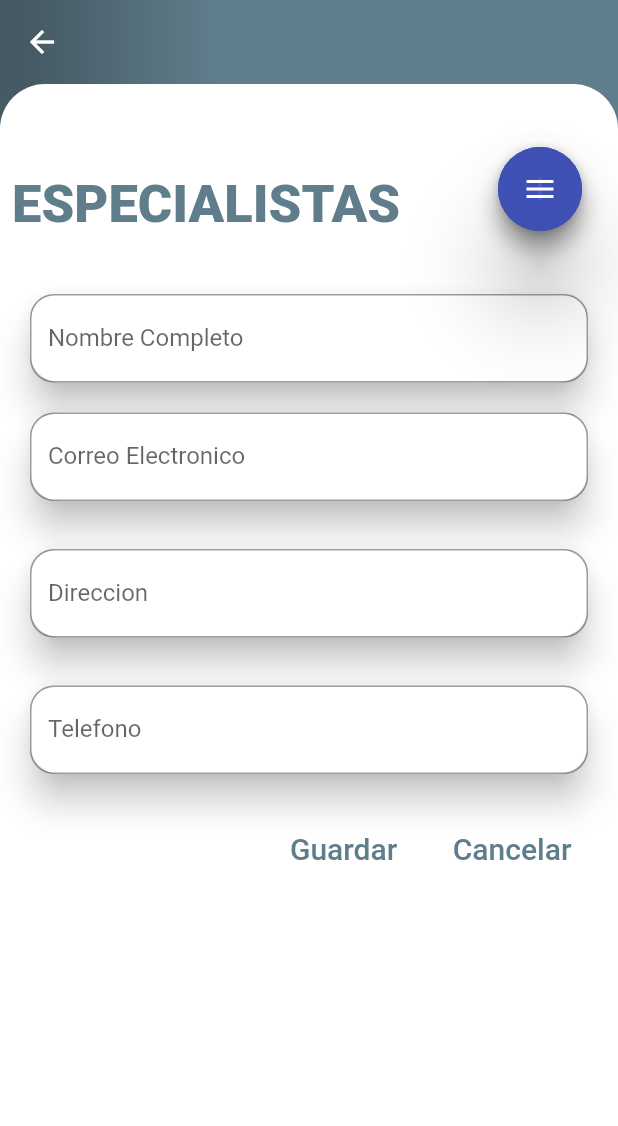
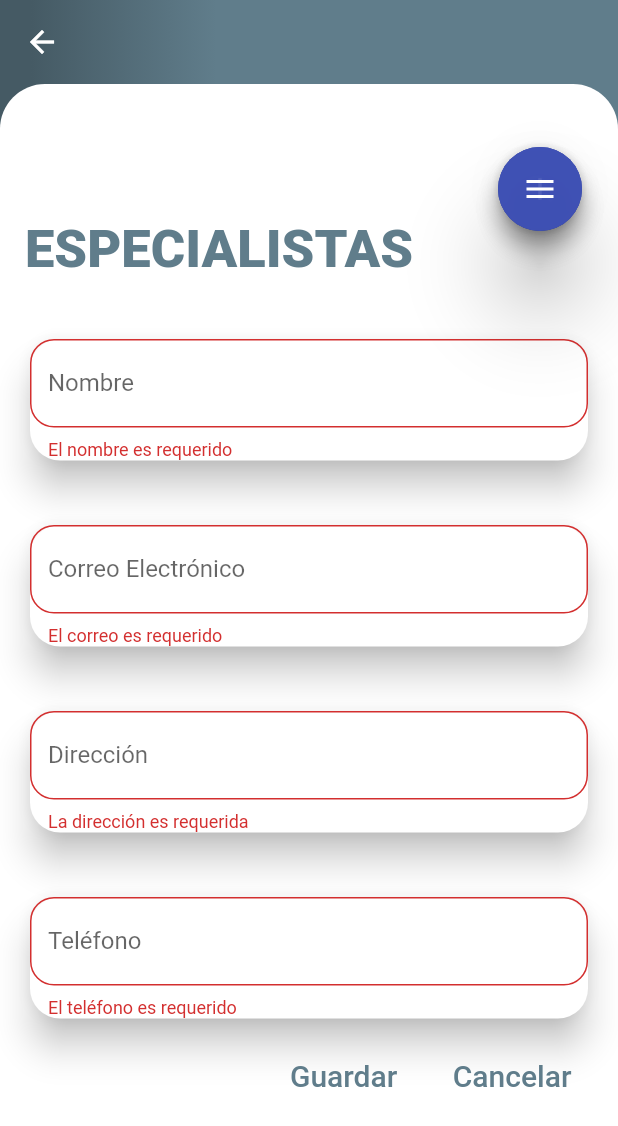
Before and after one commit to RobertAlvv/RobertAlvv-citas, a Flutter app: the MyEspecialistas screen opened directly, after a tap on "Guardar", on a phone screen of 412 x 824 dp. Shown: the top 1126 px of the screen. Run offline on Flutter 3.47's test engine with Material 2 defaults, Android fonts, the phone set to English and light mode, and no system bars; our stand-ins replace bottom_navy_bar, curved_navigation_bar, flutter_staggered_animations, shimmer, sqflite, table_calendar; accounts and stored records are empty.

Commit message:
Mostrar y registrar especialista

```diff
--- a/lib/models/clienteModels.dart
+++ b/lib/models/clienteModels.dart
@@ -1,18 +1,18 @@
 class  ClienteModel {
   int id;
   String nombreCompleto;
-  String sexo;
+  String correo;
   String direccion;
   String telefono;
 
    ClienteModel(
-      {this.id, this.nombreCompleto, this.sexo, this.direccion, this.telefono});
+      {this.id, this.nombreCompleto, this.correo, this.direccion, this.telefono});
 
   //Constructor
    ClienteModel.fromMap(Map<String, dynamic> map) {
     id = map['id'];
     nombreCompleto = map['nombre_completo'];
-    sexo = map['sexo'];
+    correo = map['correo'];
     direccion = map['direccion'];
     telefono = map['telefono'];
   }
@@ -22,7 +22,7 @@ class  ClienteModel {
     return {
       'id': id,
       'nombre_completo': nombreCompleto,
-      'sexo': sexo,
+      'correo': correo,
       'direccion': direccion,
       'telefono': telefono,
     };
--- a/lib/models/especialistaModels.dart
+++ b/lib/models/especialistaModels.dart
@@ -1,18 +1,18 @@
 class  EspecialistaModel {
   int id;
   String nombreCompleto;
-  String sexo;
+  String correo;
   String direccion;
   String telefono;
 
    EspecialistaModel(
-      {this.id, this.nombreCompleto, this.sexo, this.direccion, this.telefono});
+      {this.id, this.nombreCompleto, this.correo, this.direccion, this.telefono});
 
   //Constructor
    EspecialistaModel.fromMap(Map<String, dynamic> map) {
     id = map['id'];
     nombreCompleto = map['nombre_completo'];
-    sexo = map['sexo'];
+    correo = map['correo'];
     direccion = map['direccion'];
     telefono = map['telefono'];
   }
@@ -22,7 +22,7 @@ class  EspecialistaModel {
     return {
       'id': id,
       'nombre_completo': nombreCompleto,
-      'sexo': sexo,
+      'correo': correo,
       'direccion': direccion,
       'telefono': telefono,
     };
--- a/lib/pages/EspecialistasPage.dart
+++ b/lib/pages/EspecialistasPage.dart
@@ -1,5 +1,7 @@
 import 'package:flutter/material.dart';
-import 'package:unicorndial/unicorndial.dart';
+import 'package:project_citas_test/models/especialistaModels.dart';
+import 'package:project_citas_test/pages/ListarEspecialista.dart';
+import 'package:project_citas_test/providers/db_provider.dart';
 
 class MyEspecialistas extends StatefulWidget {
   @override
@@ -16,6 +18,14 @@ class _MyEspecialistasState extends State<MyEspecialistas>
   Animation<double> _translateButton;
   Curve _curve = Curves.easeOut;
   double _fabHeight = 56.0;
+
+   int _seleccionarPantalla=1;
+  TextEditingController _nombreController = TextEditingController();
+  TextEditingController _correoController = TextEditingController();
+  TextEditingController _direccionController = TextEditingController();
+  TextEditingController _telefonoController = TextEditingController();
+  final _formKey = GlobalKey<FormState>();
+  final _scaffoldKey = GlobalKey<ScaffoldState>();
 
   @override
   initState() {
@@ -91,6 +101,7 @@ class _MyEspecialistasState extends State<MyEspecialistas>
           Opacity(
             opacity: _opacity,
             child: Scaffold(
+              key: _scaffoldKey,
               backgroundColor: Colors.transparent,
               appBar: AppBar(
                 elevation: 0,
@@ -104,10 +115,10 @@ class _MyEspecialistasState extends State<MyEspecialistas>
                       topLeft: Radius.circular(30),
                       topRight: Radius.circular(30)),
                 ),
-                child: ListView(
+                child: Column(
                   children: <Widget>[
                     Padding(
-                      padding: EdgeInsets.only(top: 50.0, left: 8),
+                      padding: EdgeInsets.only(top: 80.0,right: 120),
                       child: Text(
                         'Especialistas'.toUpperCase(),
                         style: TextStyle(
@@ -116,106 +127,8 @@ class _MyEspecialistasState extends State<MyEspecialistas>
                             color: Colors.blueGrey),
                       ),
                     ),
-                    Padding(
-                      padding:
-                          const EdgeInsets.only(top: 35, left: 16, right: 16),
-                      child: Card(
-                        elevation: 10,
-                        shape: RoundedRectangleBorder(
-                            borderRadius:
-                                BorderRadius.all(Radius.circular(20))),
-                        child: TextField(
-                          //enabled: false,
-                          decoration: InputDecoration(
-                            border: OutlineInputBorder(
-                                borderRadius: BorderRadius.circular(16)),
-                            labelText: 'Nombre Completo',
-                          ),
-                        ),
-                      ),
-                    ),
-                    Padding(
-                      padding: const EdgeInsets.symmetric(
-                          vertical: 12, horizontal: 16),
-                      child: Card(
-                        elevation: 10,
-                        shape: RoundedRectangleBorder(
-                            borderRadius:
-                                BorderRadius.all(Radius.circular(20))),
-                        child: TextField(
-                          //enabled: false,
-                          decoration: InputDecoration(
-                            border: OutlineInputBorder(
-                                borderRadius: BorderRadius.circular(16)),
-                            labelText: 'Correo Electronico',
-                          ),
-                        ),
-                      ),
-                    ),
-                    Padding(
-                      padding:
-                          EdgeInsets.symmetric(vertical: 12, horizontal: 16),
-                      child: Card(
-                        elevation: 10,
-                        shape: RoundedRectangleBorder(
-                            borderRadius:
-                                BorderRadius.all(Radius.circular(20))),
-                        child: TextField(
-                          //enabled: false,
-                          decoration: InputDecoration(
-                            border: OutlineInputBorder(
-                                borderRadius: BorderRadius.circular(16)),
-                            labelText: 'Direccion',
-                          ),
-                        ),
-                      ),
-                    ),
-                    Padding(
-                      padding:
-                          EdgeInsets.symmetric(vertical: 12, horizontal: 16),
-                      child: Card(
-                        elevation: 10,
-                        shape: RoundedRectangleBorder(
-                            borderRadius:
-                                BorderRadius.all(Radius.circular(20))),
-                        child: TextField(
-                          //enabled: false,
-                          decoration: InputDecoration(
-                            border: OutlineInputBorder(
-                                borderRadius: BorderRadius.circular(16)),
-                            labelText: 'Telefono',
-                          ),
-                        ),
-                      ),
-                    ),
-                    SizedBox(
-                      height: 10,
-                    ),
-                    Row(
-                      mainAxisAlignment: MainAxisAlignment.end,
-                      children: <Widget>[
-                        FlatButton(
-                          onPressed: () {},
-                          child: Text('Guardar',
-                              style: TextStyle(
-                                  color: Colors.blueGrey, fontSize: 20)),
-                        ),
-                        SizedBox(
-                          width: 5,
-                        ),
-                        FlatButton(
-                          onPressed: () {},
-                          child: Text(
-                            'Cancelar',
-                            style:
-                                TextStyle(color: Colors.blueGrey, fontSize: 20),
-                          ),
-                        ),
-                        SizedBox(
-                          width: 15,
-                        ),
-                      ],
-                    )
+                    Flexible(child: seleccionarPantalla())
+
                   ],
                 ),
               ),
@@ -243,7 +156,11 @@ class _MyEspecialistasState extends State<MyEspecialistas>
                   ),
                   child: FloatingActionButton(
                     backgroundColor: Colors.indigo.withOpacity(0.9),
-                    onPressed: () {},
+                    onPressed: () {
+                      setState(() {
+                        _seleccionarPantalla=2;
+                      });
+                    },
                     tooltip: 'Inbox',
                     child: Icon(Icons.search),
                     heroTag: "search",
@@ -257,7 +174,11 @@ class _MyEspecialistasState extends State<MyEspecialistas>
                   ),
                   child: FloatingActionButton(
                     backgroundColor: Colors.indigo.withOpacity(0.9),
-                    onPressed: () {},
+                    onPressed: () {
+                        setState(() {
+                        _seleccionarPantalla=1;
+                      });
+                    },
                     tooltip: 'Inbox',
                     child: Icon(Icons.add),
                     heroTag: "add",
@@ -287,6 +208,172 @@ class _MyEspecialistasState extends State<MyEspecialistas>
     );
   }
 
+  Widget formulario(){
+        return Form(
+                  key: _formKey,
+                  child: ListView(
+                    children: <Widget>[
+                      Padding(
+                        padding:
+                            const EdgeInsets.only(top: 35, left: 16, right: 16),
+                        child: Card(
+                          elevation: 10,
+                          shape: RoundedRectangleBorder(
+                              borderRadius:
+                                  BorderRadius.all(Radius.circular(20))),
+                          child: TextFormField(
+                            controller: _nombreController,
+                            validator: (valor) {
+                              return valor.isEmpty
+                                  ? 'El nombre es requerido'
+                                  : null;
+                            },
+                            //enabled: false,
+                            decoration: InputDecoration(
+                              border: OutlineInputBorder(
+                                  borderRadius: BorderRadius.circular(16)),
+                              labelText: 'Nombre',
+                            ),
+                          ),
+                        ),
+                      ),
+                      Padding(
+                        padding:
+                            const EdgeInsets.only(top: 35, left: 16, right: 16),
+                        child: Card(
+                          elevation: 10,
+                          shape: RoundedRectangleBorder(
+                              borderRadius:
+                                  BorderRadius.all(Radius.circular(20))),
+                          child: TextFormField(
+                            controller: _correoController,
+                            validator: (valor) {
+                              return valor.isEmpty
+                                  ? 'El correo es requerido'
+                                  : null;
+                            },
+                            //enabled: false,
+                            decoration: InputDecoration(
+                              border: OutlineInputBorder(
+                                  borderRadius: BorderRadius.circular(16)),
+                              labelText: 'Correo Electrónico',
+                            ),
+                          ),
+                        ),
+                      ),Padding(
+                        padding:
+                            const EdgeInsets.only(top: 35, left: 16, right: 16),
+                        child: Card(
+                          elevation: 10,
+                          shape: RoundedRectangleBorder(
+                              borderRadius:
+                                  BorderRadius.all(Radius.circular(20))),
+                          child: TextFormField(
+                            controller: _direccionController,
+                            validator: (valor) {
+                              return valor.isEmpty
+                                  ? 'La dirección es requerida'
+                                  : null;
+                            },
+                            //enabled: false,
+                            decoration: InputDecoration(
+                              border: OutlineInputBorder(
+                                  borderRadius: BorderRadius.circular(16)),
+                              labelText: 'Dirección',
+                            ),
+                          ),
+                        ),
+                      ),
+                      Padding(
+                        padding:
+                            const EdgeInsets.only(top: 35, left: 16, right: 16),
+                        child: Card(
+                          elevation: 10,
+                          shape: RoundedRectangleBorder(
+                              borderRadius:
+                                  BorderRadius.all(Radius.circular(20))),
+                          child: TextFormField(
+                            controller: _telefonoController,
+                            validator: (valor) {
+                              return valor.isEmpty
+                                  ? 'El teléfono es requerido'
+                                  : null;
+                            },
+                            //enabled: false,
+                            decoration: InputDecoration(
+                              border: OutlineInputBorder(
+                                  borderRadius: BorderRadius.circular(16)),
+                              labelText: 'Teléfono',
+                            ),
+                          ),
+                        ),
+                      ),
+                      SizedBox(
+                        height: 10,
+                      ),
+                      Row(
+                        mainAxisAlignment: MainAxisAlignment.end,
+                        children: <Widget>[
+                          FlatButton(
+                            onPressed: () {
+                              if (_formKey.currentState.validate()) {
+                                DBProvider.db.registrarBD(
+                                    EspecialistaModel(
+                                        nombreCompleto: _nombreController.text,
+                                        direccion: _direccionController.text,
+                                        correo: _correoController.text,
+                                        telefono: _telefonoController.text
+                                        ),
+                                    'especialista');
+                                final snackBar = SnackBar(
+                                  duration: Duration(milliseconds: 1200),
+                                  content: Text(
+                                      'El especialista ${_nombreController.text} se ha guardado'),
+                                  action: SnackBarAction(
+                                    label: 'Undo',
+                                    onPressed: () {
+                                      // Some code to undo the change.
+                                    },
+                                  ),
+                                );
+                                _scaffoldKey.currentState
+                                    .showSnackBar(snackBar);
+                                _formKey.currentState?.reset();
+                              }
+                            },
+                            child: Text('Guardar',
+                                style: TextStyle(
+                                    color: Colors.blueGrey, fontSize: 20)),
+                          ),
+                          SizedBox(
+                            width: 5,
+                          ),
+                          FlatButton(
+                            onPressed: () {
+                                _formKey.currentState?.reset();
+                            },
+                            child: Text(
+                              'Cancelar',
+                              style: TextStyle(
+                                  color: Colors.blueGrey, fontSize: 20),
+                            ),
+                          ),
+                          SizedBox(
+                            width: 15,
+                          ),
+                        ],
+                      )
+                    ],
+                  ),
+                );
+}
+
+ Widget seleccionarPantalla(){
+    switch (_seleccionarPantalla){
+    case 1 : return formulario();
+    case 2 : return ListarEspecialistaPage();
+    }
+
   Widget float1() {
     return Container(
       child: FloatingActionButton(
@@ -307,3 +394,4 @@ class _MyEspecialistasState extends State<MyEspecialistas>
     );
   }
 }
+    }
--- a/lib/pages/ListarEspecialista.dart
+++ b/lib/pages/ListarEspecialista.dart
@@ -54,7 +54,7 @@ class ListarEspecialistaPage extends StatelessWidget {
               ListTile(
                 leading: Icon(Icons.perm_identity),
                 title: Text('${especialita.nombreCompleto}'),
-                subtitle: Text('Vive en  ${especialita.direccion}'),
+                subtitle: Text('Ubicación en  ${especialita.direccion}'),
                 onTap: () {},
               ),
               Row(
--- a/lib/providers/db_provider.dart
+++ b/lib/providers/db_provider.dart
@@ -4,7 +4,6 @@ import 'package:path_provider/path_provider.dart';
 import 'package:project_citas_test/models/clienteModels.dart';
 import 'package:project_citas_test/models/especialistaModels.dart';
 import 'package:project_citas_test/models/serviciosModels.dart';
-// import 'package:saturday_drawer_app/models/userModel.dart';
 import 'package:sqflite/sqflite.dart';
 import 'package:sqflite/sqlite_api.dart';
 import 'package:path/path.dart';
```
Also changed, not shown: lib/pages/ServiciosPages.dart (+0 -7 lines).
